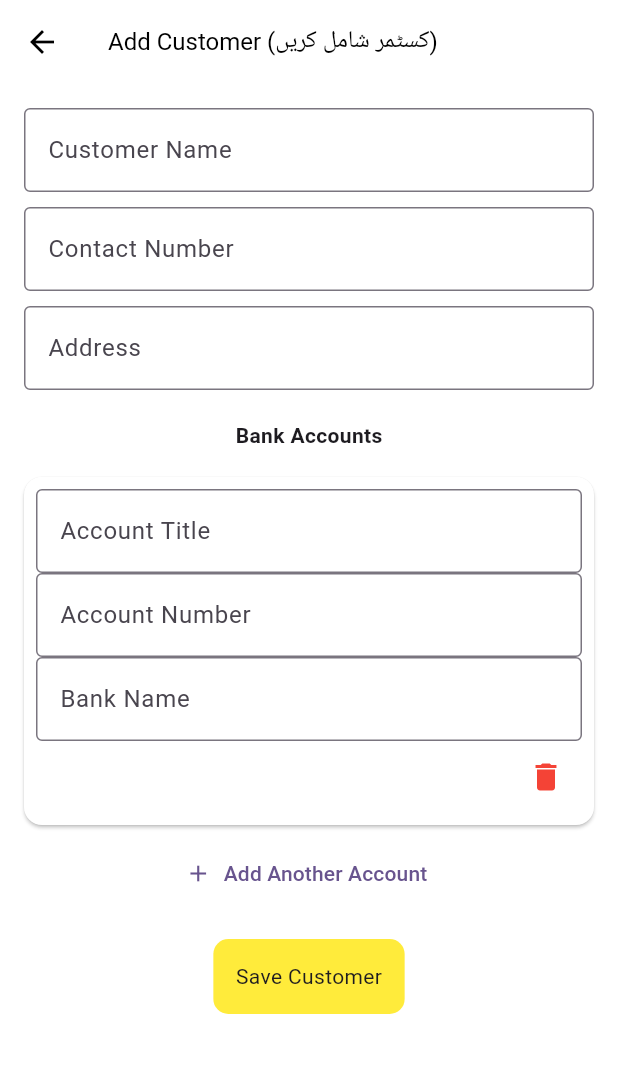
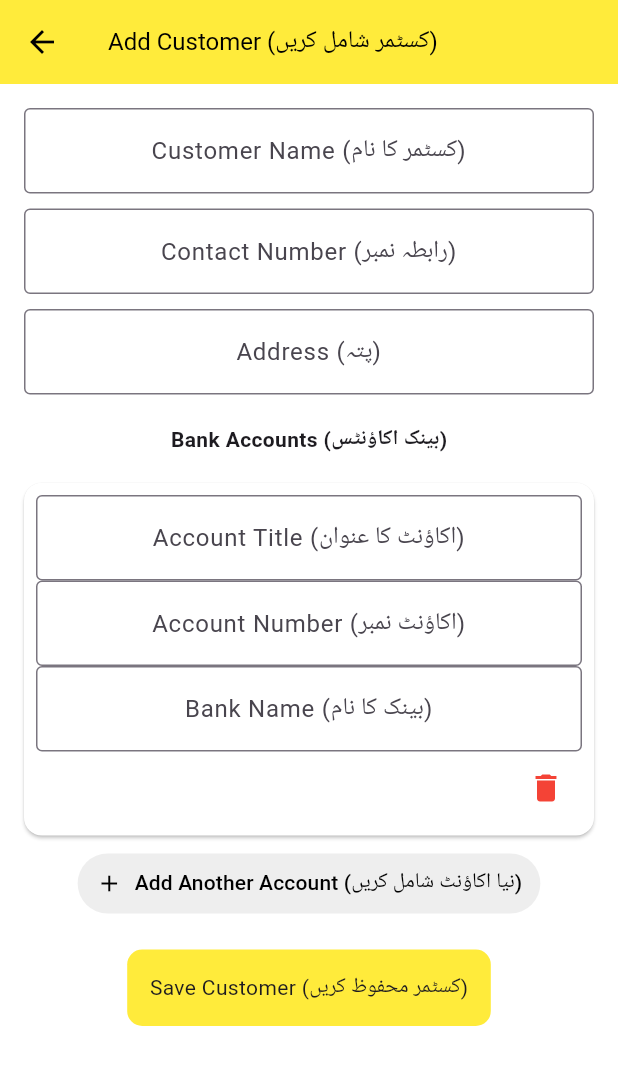
Before and after one commit to saadmomand6/Abdullah_Diary, a Flutter app: the screen it shows after launch, after a tap on the "add" icon, on a phone screen of 412 x 824 dp. Shown: the top 1065 px of the screen. Run offline on Flutter 3.47's test engine with Material 3 defaults, Android fonts, the phone set to English and light mode, and no system bars; our stand-ins replace get, sqflite; accounts and stored records are empty.

Commit message:
new ui updates

```diff
--- a/lib/views/add_customer/add_customers.dart
+++ b/lib/views/add_customer/add_customers.dart
@@ -75,7 +75,7 @@ class _AddCustomerPageState extends State<AddCustomerScreen> {
     return Scaffold(
       backgroundColor: Colors.white,
       appBar: AppBar(
-        backgroundColor: Colors.white,
+        backgroundColor: Colors.yellow,
         title: const Text(
           "Add Customer (کسٹمر شامل کریں)",
           style: TextStyle(fontSize: 16, color: Colors.black),
@@ -86,13 +86,16 @@ class _AddCustomerPageState extends State<AddCustomerScreen> {
         padding: const EdgeInsets.all(16),
         child: Column(
           children: [
-            _buildTextField(nameController, "Customer Name"),
+            _buildTextField(nameController, "Customer Name (کسٹمر کا نام)"),
             const SizedBox(height: 10),
-            _buildTextField(contactController, "Contact Number"),
+            _buildTextField(contactController, "Contact Number (رابطہ نمبر)"),
             const SizedBox(height: 10),
-            _buildTextField(addressController, "Address"),
+            _buildTextField(addressController, "Address (پتہ)"),
             const SizedBox(height: 20),
-            const Text("Bank Accounts", style: TextStyle(fontWeight: FontWeight.bold)),
+            const Text(
+              "Bank Accounts (بینک اکاؤنٹس)",
+              style: TextStyle(fontWeight: FontWeight.bold),
+            ),
             const SizedBox(height: 10),
             ListView.builder(
               itemCount: bankAccountControllers.length,
@@ -107,16 +110,26 @@ class _AddCustomerPageState extends State<AddCustomerScreen> {
                     padding: const EdgeInsets.all(8),
                     child: Column(
                       children: [
-                        _buildTextField(bankAcc['title']!, "Account Title"),
-                        _buildTextField(bankAcc['number']!, "Account Number"),
-                        _buildTextField(bankAcc['bankName']!, "Bank Name"),
+                        _buildTextField(
+                          bankAcc['title']!,
+                          "Account Title (اکاؤنٹ کا عنوان)",
+                        ),
+                        _buildTextField(
+                          bankAcc['number']!,
+                          "Account Number (اکاؤنٹ نمبر)",
+                        ),
+                        _buildTextField(
+                          bankAcc['bankName']!,
+                          "Bank Name (بینک کا نام)",
+                        ),
+
                         Align(
                           alignment: Alignment.centerRight,
                           child: IconButton(
                             icon: const Icon(Icons.delete, color: Colors.red),
                             onPressed: () => _removeBankAccountFields(index),
                           ),
-                        )
+                        ),
                       ],
                     ),
                   ),
@@ -125,8 +138,20 @@ class _AddCustomerPageState extends State<AddCustomerScreen> {
             ),
             TextButton.icon(
               onPressed: _addBankAccountFields,
-              icon: const Icon(Icons.add),
-              label: const Text("Add Another Account"),
+              icon: const Icon(Icons.add, color: Colors.black),
+              label: const Text(
+                "Add Another Account (نیا اکاؤنٹ شامل کریں)",
+                style: TextStyle(
+                  color: Colors.black,
+                ), // White text for contrast
+              ),
+              style: TextButton.styleFrom(
+                backgroundColor: Colors.grey.shade200, // 👈 Grey background
+                padding: const EdgeInsets.symmetric(
+                  horizontal: 12,
+                  vertical: 8,
+                ),
+              ),
             ),
             const SizedBox(height: 20),
             InkWell(
@@ -135,11 +160,11 @@ class _AddCustomerPageState extends State<AddCustomerScreen> {
                 padding: EdgeInsets.all(15),
                 decoration: BoxDecoration(
                   color: Colors.yellow,
-                  borderRadius: BorderRadius.circular(10)
+                  borderRadius: BorderRadius.circular(10),
                 ),
-                child: const Text("Save Customer"),
+                child: const Text("Save Customer (کسٹمر محفوظ کریں)"),
               ),
-            )
+            ),
           ],
         ),
       ),
@@ -149,6 +174,7 @@ class _AddCustomerPageState extends State<AddCustomerScreen> {
   Widget _buildTextField(TextEditingController controller, String hint) {
     return TextField(
       controller: controller,
+      textAlign: TextAlign.center, // 👈 Center the typing
       decoration: InputDecoration(
         hintText: hint,
         border: const OutlineInputBorder(),
--- a/lib/views/edit_customer.dart/edit_customer.dart
+++ b/lib/views/edit_customer.dart/edit_customer.dart
@@ -47,7 +47,7 @@ class EditCustomerScreen extends StatelessWidget {
     return Scaffold(
       backgroundColor: Colors.white,
       appBar: AppBar(
-      backgroundColor: Colors.white,
+      backgroundColor: Colors.yellow,
       title: Text("Edit Customer (کسٹمر میں ترمیم کریں)",
         style: TextStyle(
         fontSize: 16, // 👈 Change this to your desired size
@@ -201,8 +201,7 @@ class EditCustomerScreen extends StatelessWidget {
                               children: [
                                 Icon(Icons.add),
                                 SizedBox(width: 8),
-                                Text(
-                                    "Add Bank Account (نیا اکاؤنٹ شامل کریں)")
+                                Text("Add Another Account (نیا اکاؤنٹ شامل کریں)"),
                               ],
                             ),
                           ),
--- a/lib/views/home_screen/home_screen.dart
+++ b/lib/views/home_screen/home_screen.dart
@@ -31,9 +31,9 @@ class _HomeScreenState extends State<HomeScreen> {
     return Scaffold(
       appBar: AppBar(
         title: const Text(
-          "Abdullah Diary",
-          style: TextStyle(color: Colors.black),
-        ),
+  "Abdullah Diary (عبداللہ ڈائری)",
+  style: TextStyle(color: Colors.black),
+),
         automaticallyImplyLeading: false,
         backgroundColor: Colors.yellow,
         actions: [
@@ -79,7 +79,7 @@ class _HomeScreenState extends State<HomeScreen> {
                 cursorColor: Colors.yellow,
                 style: const TextStyle(color: Colors.black),
                 decoration: InputDecoration(
-                  hintText: "Search Customers",
+                  hintText: "Search Customers (کسٹمرز تلاش کریں)",
                   contentPadding:
                       const EdgeInsets.symmetric(vertical: 3, horizontal: 10),
                   hintStyle: const TextStyle(color: Colors.black),
--- a/lib/views/info_screen/info_screen.dart
+++ b/lib/views/info_screen/info_screen.dart
@@ -28,7 +28,7 @@ class CustomerInfoScreen extends StatelessWidget {
   Widget build(BuildContext context) {
     return Scaffold(
       appBar: AppBar(
-        backgroundColor: Colors.white,
+        backgroundColor: Colors.yellow,
         title: Text(
           "Customer Info (کسٹمر کی تفصیل)",
           style: TextStyle(fontSize: 16, fontWeight: FontWeight.bold),
@@ -46,7 +46,7 @@ class CustomerInfoScreen extends StatelessWidget {
             },
             child: Text(
               "Edit Details (ترمیم کریں)",
-              style: TextStyle(color: Colors.blue, fontSize: 14),
+              style: TextStyle(color: Colors.black, fontSize: 14),
             ),
           ),
         ],
@@ -136,7 +136,7 @@ class CustomerInfoScreen extends StatelessWidget {
           decoration: BoxDecoration(
             border: Border.all(color: Colors.grey.shade300),
             borderRadius: BorderRadius.circular(8),
-            color: Colors.grey.shade100,
+            color: Colors.white,
           ),
           child: Text(
             value,
```
